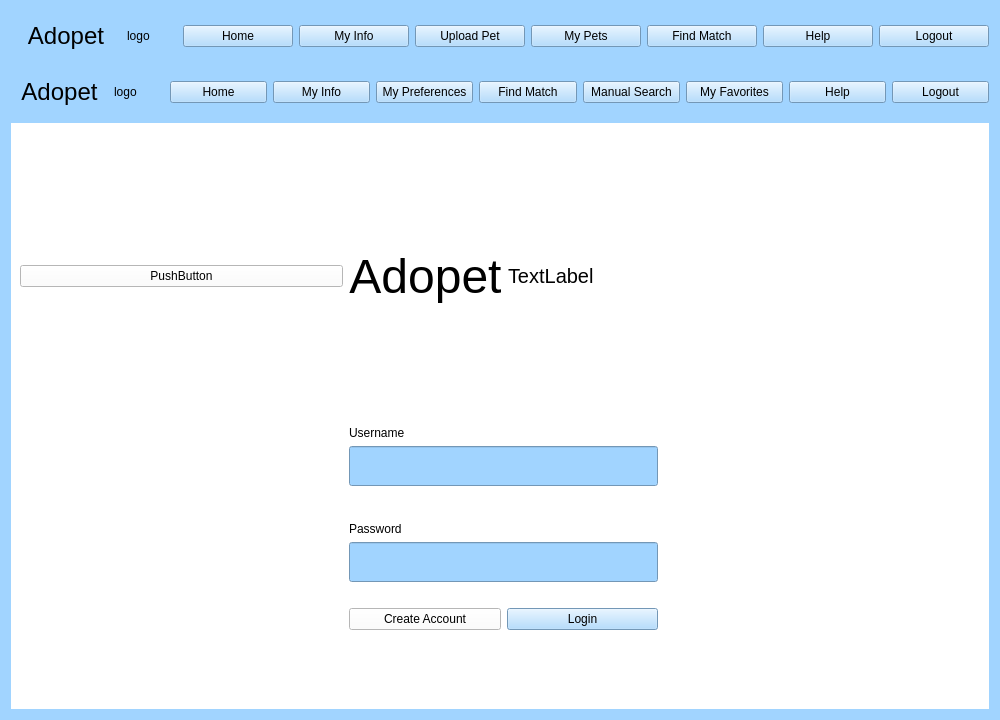
This is team1_1/GUI/gui.ui in lee-anh/Adopet as Qt 5 draws it before an edit. The edited form follows.
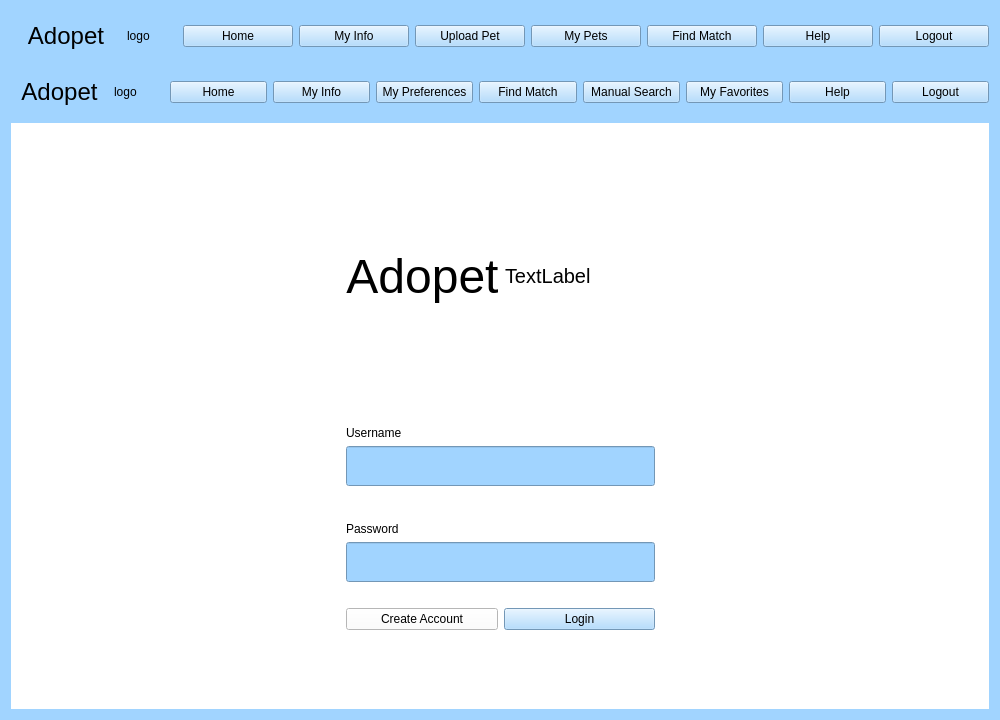
This is the edited form.

```diff
--- a/team1_1/GUI/gui.ui
+++ b/team1_1/GUI/gui.ui
@@ -243,13 +243,6 @@
          </property>
         </widget>
        </item>
-       <item row="1" column="0">
-        <widget class="QPushButton" name="pushButton">
-         <property name="text">
-          <string>PushButton</string>
-         </property>
-        </widget>
-       </item>
       </layout>
      </widget>
      <widget class="QWidget" name="MeetPetPage">
```
